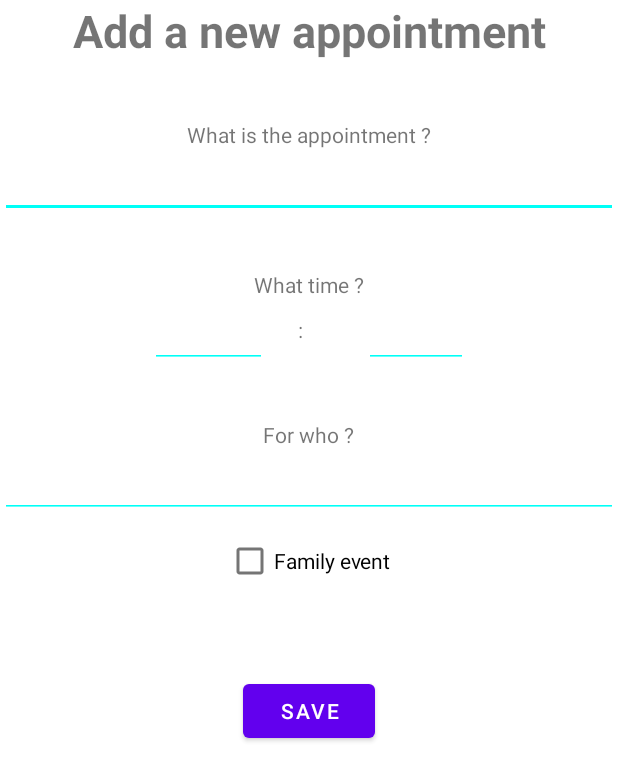
After one commit to Judickaelle/AgendaElectronic, an Android app: the layout activity_add_event.xml on its own in the app's theme, with its tools: preview values and no code run, on a phone screen of 412 x 824 dp. The commit adds this screen. Shown: the top 781 px of the screen. Run offline under Robolectric (Android 15) with nearby library versions, the phone set to English and light mode, and no system bars.

Commit message:
layout : Entré du temps modifié (heures : Minutes)

```diff
--- /dev/null
+++ b/app/src/main/res/layout/activity_add_event.xml
@@ -0,0 +1,116 @@
+<?xml version="1.0" encoding="utf-8"?>
+<FrameLayout xmlns:android="http://schemas.android.com/apk/res/android"
+    xmlns:tools="http://schemas.android.com/tools"
+    android:layout_width="match_parent"
+    android:layout_height="match_parent"
+    tools:context=".AddEventActivity">
+
+    <!-- TODO: Update blank fragment layout -->
+
+    <TextView
+        android:layout_width="match_parent"
+        android:layout_height="match_parent"
+        android:layout_gravity="center_horizontal"
+        android:gravity="center_horizontal"
+        android:text="Add a new appointment"
+        android:textSize="30sp"
+        android:textStyle="bold" />
+
+    <TextView
+        android:id="@+id/textViewName"
+        android:layout_width="wrap_content"
+        android:layout_height="wrap_content"
+        android:layout_gravity="center_horizontal"
+        android:layout_marginTop="80dp"
+        android:text="What is the appointment ?" />
+
+    <EditText
+        android:id="@+id/editTextEventName"
+        android:layout_width="match_parent"
+        android:layout_height="wrap_content"
+        android:layout_marginTop="100dp"
+        android:backgroundTint="#00FFF7"
+        android:ems="10"
+        android:hint="@string/add_event_name"
+        android:importantForAutofill="no"
+        android:inputType="textMultiLine" />
+
+    <TextView
+        android:id="@+id/textViewDate"
+        android:layout_width="wrap_content"
+        android:layout_height="wrap_content"
+        android:layout_gravity="center_horizontal"
+        android:layout_marginTop="180dp"
+        android:text="What time ?" />
+
+    <TextView
+        android:id="@+id/textViewDoublePoint"
+        android:layout_width="21dp"
+        android:layout_height="32dp"
+        android:layout_gravity="center_horizontal"
+        android:layout_marginTop="210dp"
+        android:text=" : " />
+
+    <EditText
+        android:id="@+id/editTextTime"
+        android:layout_width="78dp"
+        android:layout_height="wrap_content"
+        android:layout_marginTop="200dp"
+        android:backgroundTint="#00FFF7"
+        android:ems="10"
+        android:inputType="number"
+        android:translationX="100dp" />
+
+    <EditText
+        android:id="@+id/editTextTime_min"
+        android:layout_width="69dp"
+        android:layout_height="wrap_content"
+        android:layout_gravity="right"
+        android:layout_marginTop="200dp"
+        android:backgroundTint="#00FFF7"
+        android:ems="10"
+        android:inputType="number"
+        android:textAllCaps="false"
+        android:translationX="-100dp" />
+
+    <TextView
+        android:id="@+id/textViewPeople"
+        android:layout_width="wrap_content"
+        android:layout_height="wrap_content"
+        android:layout_gravity="center_horizontal"
+        android:layout_marginTop="280dp"
+        android:text="For who ?" />
+
+    <EditText
+        android:id="@+id/editTextPeople"
+        android:layout_width="match_parent"
+        android:layout_height="wrap_content"
+        android:layout_marginTop="300dp"
+        android:backgroundTint="#00FFF7"
+        android:ems="10"
+        android:hint="@string/add_event_name"
+        android:importantForAutofill="no"
+        android:inputType="textMultiLine" />
+
+    <CheckBox
+        android:id="@+id/checkBox"
+        android:layout_width="wrap_content"
+        android:layout_height="wrap_content"
+        android:layout_marginTop="350dp"
+        android:layout_gravity="center_horizontal"
+        android:text="Family event"
+        android:onClick="onCheckboxClicked"/>
+
+    <Button
+        android:id="@+id/buttonSave"
+        android:layout_width="wrap_content"
+        android:layout_height="wrap_content"
+        android:layout_marginTop="450dp"
+        android:layout_gravity="center_horizontal"
+        android:onClick="InsertDatabase"
+        android:text="@string/save" />
+
+
+
+
+</FrameLayout>
```
Also changed, not shown: app/src/main/res/layout/activity_add_event_full_day.xml (added, +51 -0 lines), app/src/main/res/layout/popup_info.xml (added, +54 -0 lines), app/src/main/res/layout/activity_main.xml (line endings or trailing spaces).
